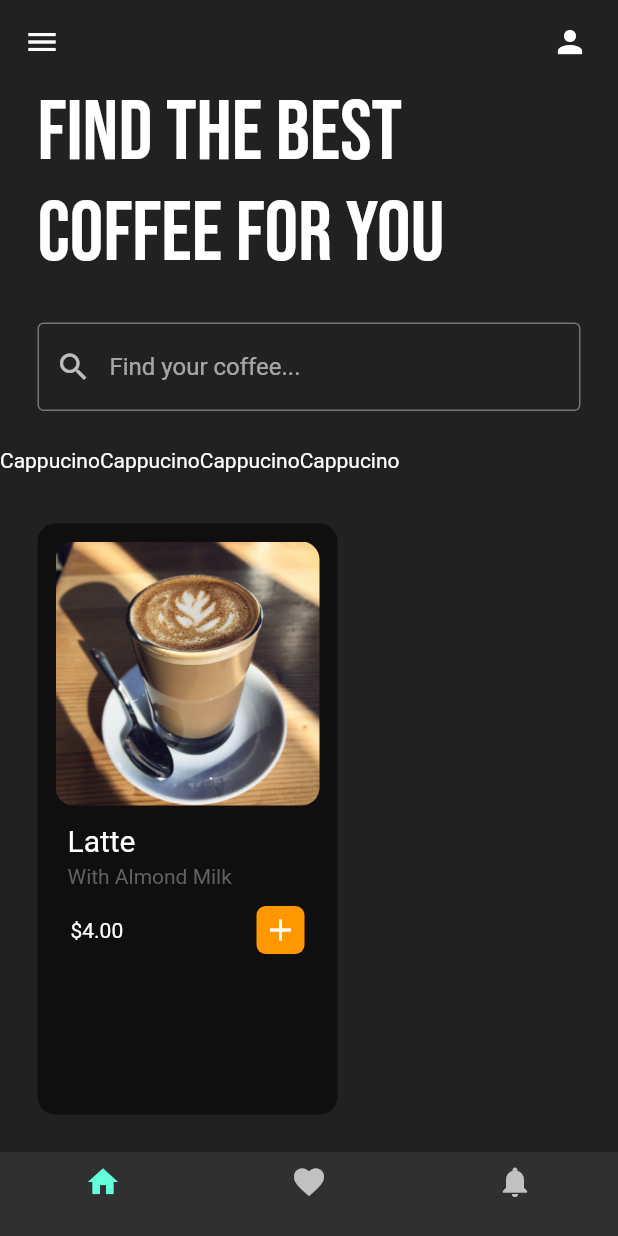
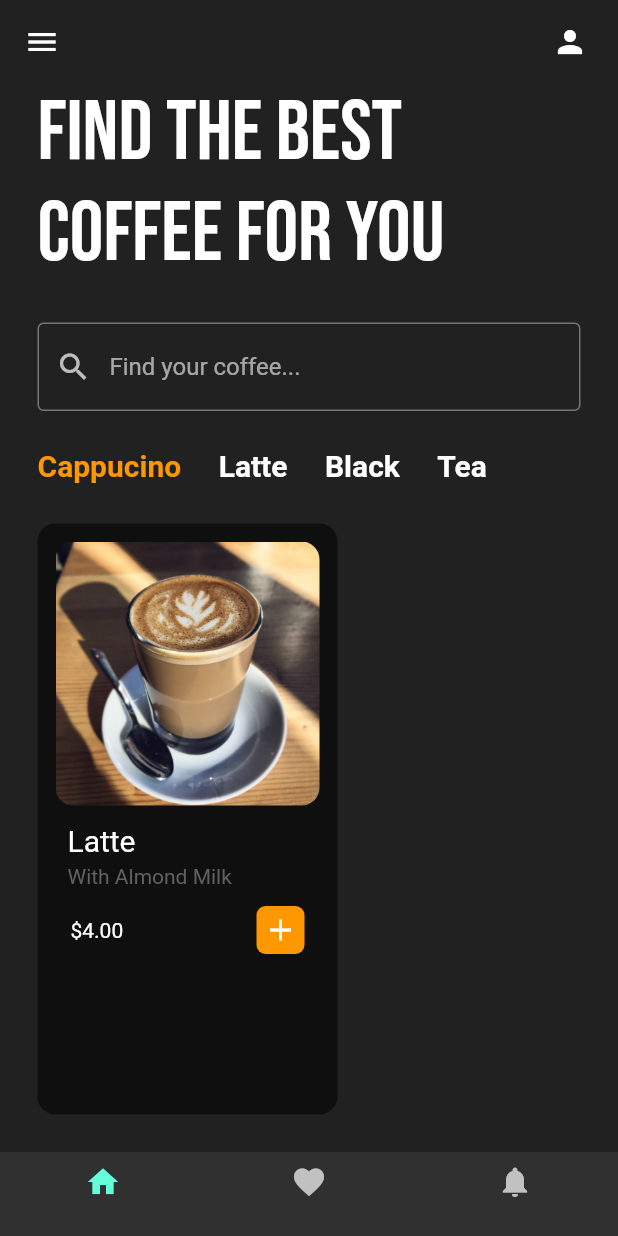
Before and after one commit to nejidevelops/coffeeshop, a Flutter app: the screen it shows after launch, on a phone screen of 412 x 824 dp. Run offline on Flutter 3.47's test engine with Material 2 defaults, Android fonts, the phone set to English and light mode, and no system bars; our stand-ins replace google_fonts.

```diff
--- a/lib/pages/home_page.dart
+++ b/lib/pages/home_page.dart
@@ -1,6 +1,7 @@
 import 'package:flutter/material.dart';
 import 'package:google_fonts/google_fonts.dart';
 import 'package:coffeeshop/util/coffee_tile.dart';
+import 'package:coffeeshop/util/coffee_type.dart';
 
 class HomePage extends StatefulWidget {
   const HomePage({super.key});
@@ -10,6 +11,37 @@ class HomePage extends StatefulWidget {
 }
 
 class _HomePageState extends State<HomePage> {
+  // list of coffee types
+  final List coffeeType = [
+    // [coffee type, isSelected]
+    [
+      'Cappucino',
+      true,
+    ],
+    [
+      'Latte',
+      false,
+    ],
+    [
+      'Black',
+      false,
+    ],
+    [
+      'Tea',
+      false,
+    ],
+  ];
+
+  // user tapped on coffee types
+  void coffeeTypeSelected(int index) {
+    setState((){
+      for (int i = 0; i < coffeeType.length; i++){
+        coffeeType[index][1] = false;
+      }
+      coffeeType[index][1] = true;
+    });
+  }
+
   @override
   Widget build(BuildContext context) {
     return Scaffold(
@@ -77,14 +109,18 @@ class _HomePageState extends State<HomePage> {
         // Horizontal listview of coffee types;
         Container(
           height: 50,
-          child: ListView(
+          child: ListView.builder(
             scrollDirection: Axis.horizontal,
-            children: [
-              Text('Cappucino'),
-              Text('Cappucino'),
-              Text('Cappucino'),
-              Text('Cappucino'),
-            ],
+            itemCount: coffeeType.length,
+            itemBuilder: (context, index){
+              return CoffeeType(
+                coffeeType: coffeeType[index][0],
+                isSelected: coffeeType[index][1],
+                onTap: () {
+                  coffeeTypeSelected(index);
+                },
+              );
+            },
           ),
         ),
 
```
